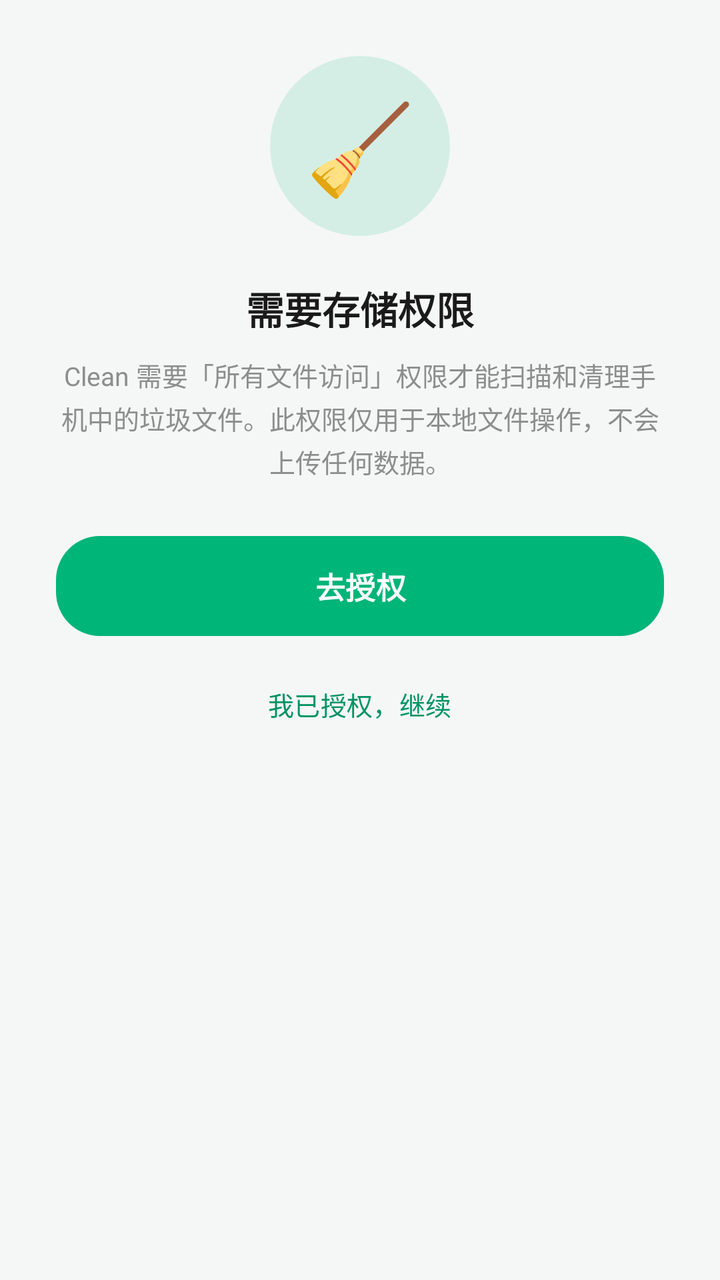
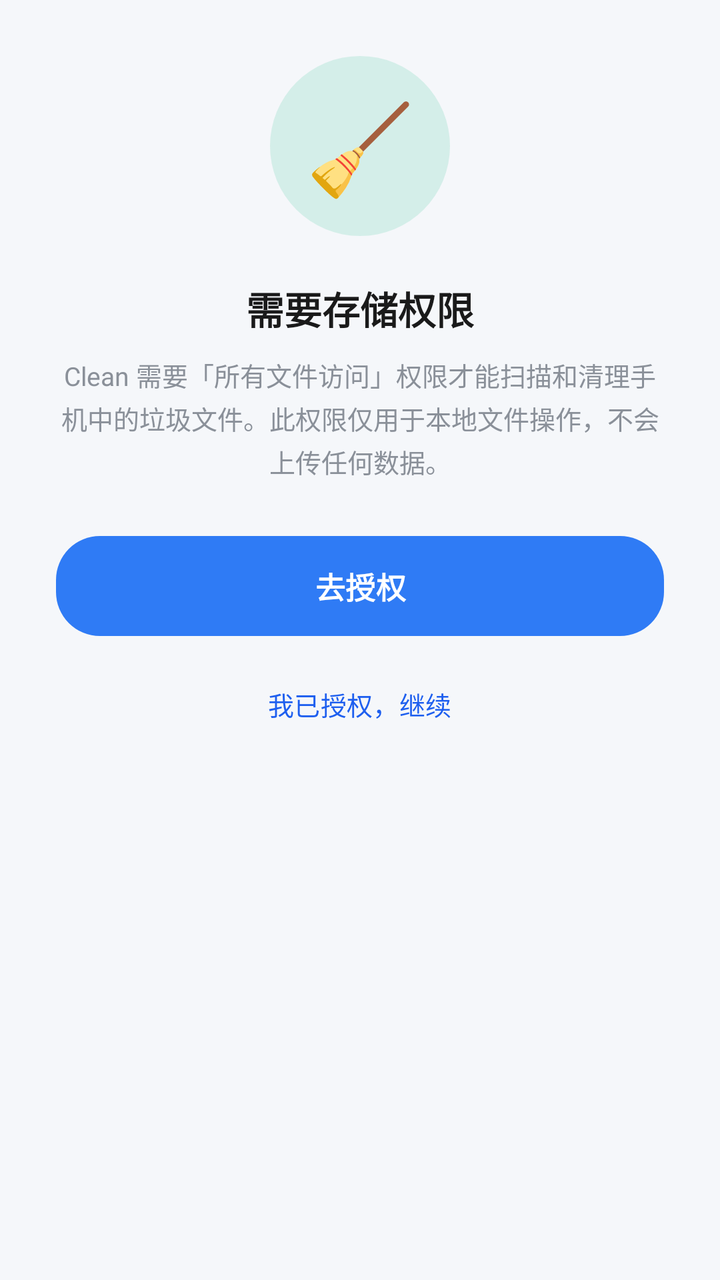

Before-and-after screenshots of an Android layout around one commit, followed by the original layout XML and the change that was made.
<!-- AndroidManifest.xml: application theme Theme.Clean -->
<!-- res/layout/activity_permission.xml -->
<?xml version="1.0" encoding="utf-8"?>
<LinearLayout xmlns:android="http://schemas.android.com/apk/res/android"
    android:layout_width="match_parent"
    android:layout_height="match_parent"
    android:orientation="vertical"
    android:gravity="center_horizontal"
    android:background="@color/bg"
    android:padding="28dp">

    <TextView
        android:layout_width="90dp"
        android:layout_height="90dp"
        android:gravity="center"
        android:textSize="44sp"
        android:text="🧹"
        android:background="@drawable/bg_icon_round" />

    <TextView
        android:layout_width="wrap_content"
        android:layout_height="wrap_content"
        android:layout_marginTop="22dp"
        android:textSize="19sp"
        android:textStyle="bold"
        android:textColor="@color/text_main"
        android:text="需要存储权限" />

    <TextView
        android:id="@+id/tvDesc"
        android:layout_width="wrap_content"
        android:layout_height="wrap_content"
        android:layout_marginTop="10dp"
        android:gravity="center"
        android:lineSpacingExtra="3dp"
        android:textSize="13sp"
        android:textColor="@color/text_secondary"
        android:text="Clean 需要「所有文件访问」权限才能扫描和清理手机中的垃圾文件。此权限仅用于本地文件操作，不会上传任何数据。" />

    <Button
        android:id="@+id/btnGrant"
        android:layout_width="match_parent"
        android:layout_height="50dp"
        android:layout_marginTop="28dp"
        android:background="@drawable/bg_primary_btn"
        android:text="去授权"
        android:textColor="@color/white"
        android:textSize="15sp"
        android:textStyle="bold"
        android:stateListAnimator="@null" />

    <Button
        android:id="@+id/btnCheck"
        android:layout_width="wrap_content"
        android:layout_height="wrap_content"
        android:layout_marginTop="10dp"
        android:background="@android:color/transparent"
        android:text="我已授权，继续"
        android:textColor="@color/primary_dark"
        android:textSize="13sp"
        android:stateListAnimator="@null" />
</LinearLayout>
<!-- resources referenced by this layout -->
<resources>
  <color name="bg">#F5F7F6</color>
  <color name="primary_dark">#009363</color>
  <color name="text_main">#1A1A1A</color>
  <color name="text_secondary">#8A8F8D</color>
  <color name="white">#FFFFFF</color>
  <!-- drawable bg_icon_round (drawable) -->
  <?xml version="1.0" encoding="utf-8"?>
  <shape xmlns:android="http://schemas.android.com/apk/res/android" android:shape="oval">
      <solid android:color="#2200B578" />
  </shape>
  <!-- drawable bg_primary_btn (drawable) -->
  <?xml version="1.0" encoding="utf-8"?>
  <shape xmlns:android="http://schemas.android.com/apk/res/android" android:shape="rectangle">
      <solid android:color="@color/primary" />
      <corners android:radius="22dp" />
  </shape>
  <style name="Theme.Clean" parent="Theme.Material3.Light.NoActionBar">
          <item name="colorPrimary">@color/primary</item>
          <item name="colorOnPrimary">@color/white</item>
          <item name="colorPrimaryContainer">@color/primary_light</item>
          <item name="colorOnPrimaryContainer">@color/primary_dark</item>
          <item name="colorSecondary">@color/accent</item>
          <item name="android:colorBackground">@color/bg</item>
          <item name="colorSurface">@color/card</item>
          <item name="android:statusBarColor">@color/primary_dark</item>
          <item name="android:navigationBarColor">@color/bg</item>
      </style>
  <color name="primary">#00B578</color>
  <color name="primary_light">#E6F7F0</color>
  <color name="accent">#00C48C</color>
  <color name="card">#FFFFFF</color>
</resources>

<!-- the commit's change to res/layout/activity_permission.xml (unified diff, before → after) -->
@@ -3,6 +3,7 @@
     android:layout_width="match_parent"
     android:layout_height="match_parent"
     android:orientation="vertical"
+    android:fitsSystemWindows="true"
     android:gravity="center_horizontal"
     android:background="@color/bg"
     android:padding="28dp">
<!-- resource entries referenced after the edit -->
@@ -1,9 +1,9 @@
 <!-- resources referenced by this layout -->
 <resources>
-  <color name="bg">#F5F7F6</color>
-  <color name="primary_dark">#009363</color>
+  <color name="bg">#F5F7FA</color>
+  <color name="primary_dark">#1E5FEF</color>
   <color name="text_main">#1A1A1A</color>
-  <color name="text_secondary">#8A8F8D</color>
+  <color name="text_secondary">#8A9099</color>
   <color name="white">#FFFFFF</color>
   <!-- drawable bg_icon_round (drawable) -->
   <?xml version="1.0" encoding="utf-8"?>
@@ -24,12 +24,13 @@
           <item name="colorSecondary">@color/accent</item>
           <item name="android:colorBackground">@color/bg</item>
           <item name="colorSurface">@color/card</item>
-          <item name="android:statusBarColor">@color/primary_dark</item>
+          <item name="android:statusBarColor">@android:color/transparent</item>
+          <item name="android:windowLightStatusBar">false</item>
           <item name="android:navigationBarColor">@color/bg</item>
       </style>
-  <color name="primary">#00B578</color>
-  <color name="primary_light">#E6F7F0</color>
-  <color name="accent">#00C48C</color>
+  <color name="primary">#2F7BF5</color>
+  <color name="primary_light">#E8F1FE</color>
+  <color name="accent">#35A0FF</color>
   <color name="card">#FFFFFF</color>
 </resources>
 
